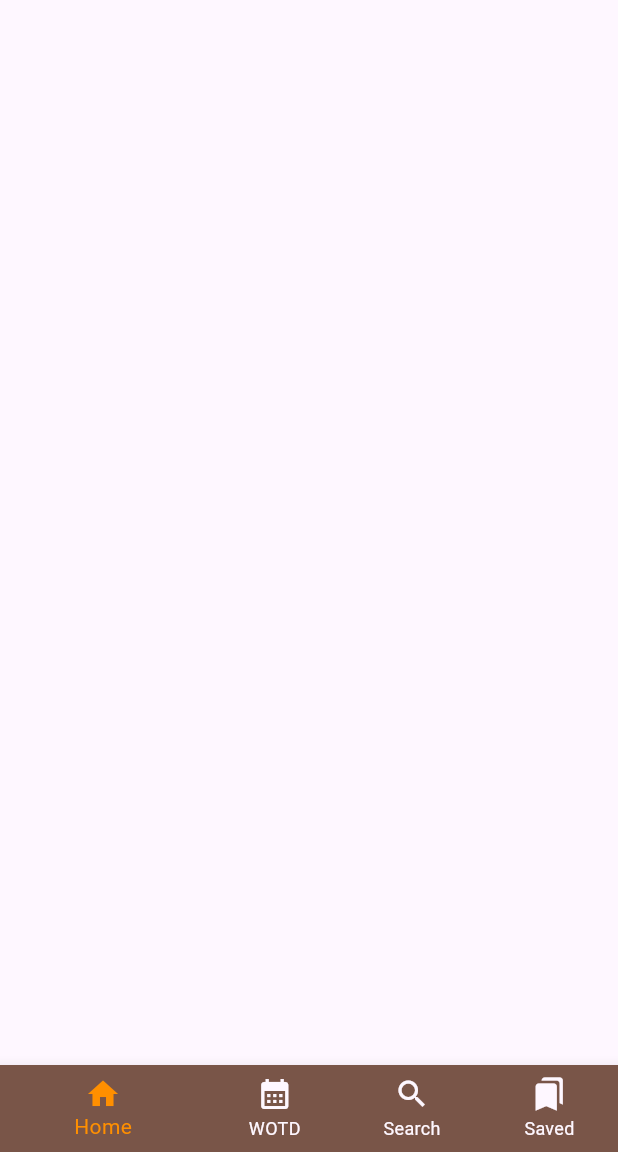
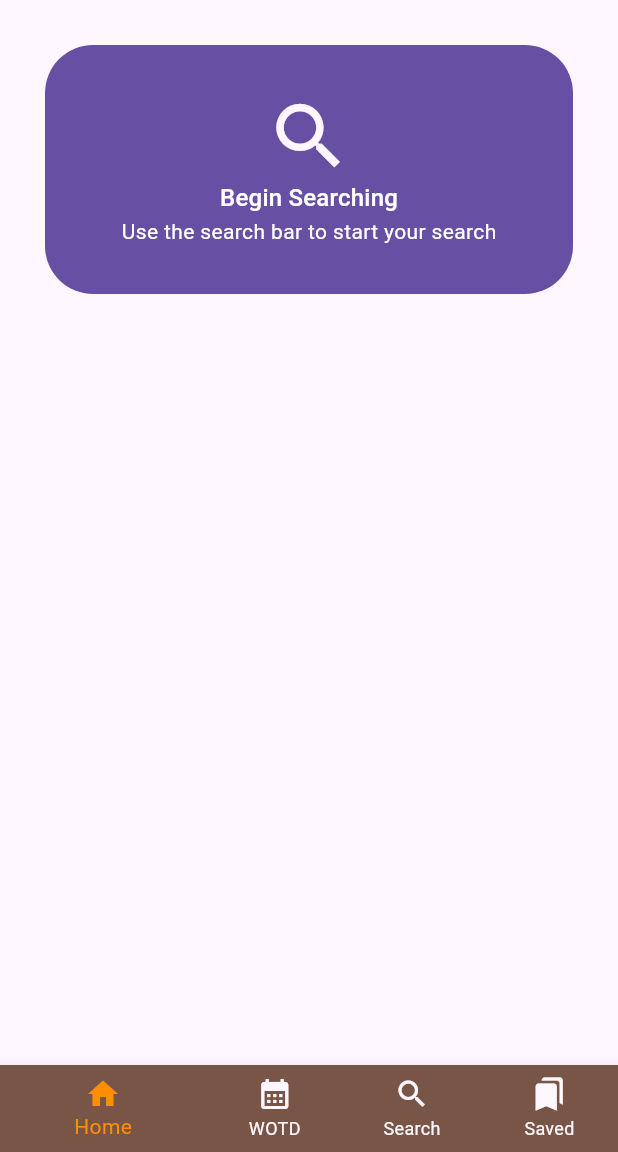
Before and after one commit to StnFlu/WhatThatMeans, a Flutter app: the screen it shows after launch, swiped to page 3, on a phone screen of 412 x 824 dp, the part 84-1236 px from its top. Run offline on Flutter 3.47's test engine with Material 2 defaults, Android fonts, the light colour scheme and no system bars; drawn by our look-alikes of keyboard_dismisser; our stand-ins replace equatable, flutter_bloc, flutter_svg, hydrated_bloc.

Commit message:
update style for search result

```diff
--- a/lib/app/view/app_view.dart
+++ b/lib/app/view/app_view.dart
@@ -12,7 +12,7 @@ class AppView extends StatelessWidget {
       title: 'Daniel Monk',
       themeMode: ThemeMode.system,
       theme: ThemeData(
-          primarySwatch: Colors.blue,
+          primarySwatch: Colors.brown,
           useMaterial3: true,
           appBarTheme: const AppBarTheme(
             backgroundColor: Colors.brown,
--- a/lib/home/view/home_view.dart
+++ b/lib/home/view/home_view.dart
@@ -35,7 +35,7 @@ class _HomeViewState extends State<HomeView> with TickerProviderStateMixin {
             child: Scaffold(
               appBar: AppBar(
 
-                title: SearchBar(),
+                title: const SearchBar(),
                 titleSpacing: 4,
 
 
--- a/lib/search/cubit/search_cubit.dart
+++ b/lib/search/cubit/search_cubit.dart
@@ -14,6 +14,13 @@ class SearchCubit extends Cubit<SearchState> {
   final WordController wordController = WordController();
 
   void fetchWord(String? word) async {
+    if(word == "") {
+      return emit(state.copyWith(
+        fullWord: null,
+        searchField: null
+    ));
+    }
+
     final response = await wordController.getWord(query: word );
     if (response.statusCode == 200) {
       emit(state.copyWith(
--- a/lib/search/view/search_view.dart
+++ b/lib/search/view/search_view.dart
@@ -27,11 +27,77 @@ class _SearchViewState extends State<SearchView> with AutomaticKeepAliveClientMi
                 if(search != ""){
                   context.read<SearchCubit>().fetchWord(search);
                 }
-              return WordTile(fullWord: state.fullWord,);
+              return Visibility(
+                  visible: state.searchField != null || state.searchField == "",
+                  replacement: beginSearch(),
+                  child: Visibility(
+                    visible: state.fullWord != null,
+                      replacement: wordNotFound(state.searchField),
+                      child: WordTile(fullWord: state.fullWord)));
             }
           );
         }
     );
   }
+  Widget beginSearch(){
+    return Padding(
+      padding: const EdgeInsets.all(30.0),
+      child: Column(
+        crossAxisAlignment: CrossAxisAlignment.stretch,
+        children: [
+          Container(
+            decoration: BoxDecoration(
+              color: Theme.of(context).primaryColor,
+              borderRadius: BorderRadius.circular(32)
+            ),
+            child: Padding(
+              padding: const EdgeInsets.all(32.0),
+              child: Column(
+                mainAxisAlignment: MainAxisAlignment.center,
+                children: [
+                  Icon(Icons.search, size: 58, color: Theme.of(context).canvasColor,),
+                  Text("Begin Searching", style: Theme.of(context).textTheme.subtitle1?.copyWith(color: Colors.white),),
+                  Text("Use the search bar to start your search", style: Theme.of(context).textTheme.bodyText2?.copyWith(color: Colors.white),)
+                ],
+              ),
+            ),
+          ),
+
+
+        ],
+      ),
+    );
+  }
+
+
+  Widget wordNotFound(String? word){
+    return Padding(
+      padding: const EdgeInsets.all(30.0),
+      child: Column(
+        crossAxisAlignment: CrossAxisAlignment.stretch,
+        children: [
+          Container(
+            decoration: BoxDecoration(
+                color: Theme.of(context).primaryColor,
+                borderRadius: BorderRadius.circular(32)
+            ),
+            child: Padding(
+              padding: const EdgeInsets.all(32.0),
+              child: Column(
+                mainAxisAlignment: MainAxisAlignment.center,
+                children: [
+                  Icon(Icons.search_off, size: 58, color: Theme.of(context).canvasColor,),
+                  Text("Uh Oh", style: Theme.of(context).textTheme.subtitle1?.copyWith(color: Colors.white),),
+                  Text("Nothing could be found for $word", style: Theme.of(context).textTheme.bodyText2?.copyWith(color: Colors.white),)
+                ],
+              ),
+            ),
+          ),
+
+
+        ],
+      ),
+    );
+  }
 
 }
```
Also changed, not shown: lib/home/widgets/search_bar.dart (line endings or trailing spaces).
